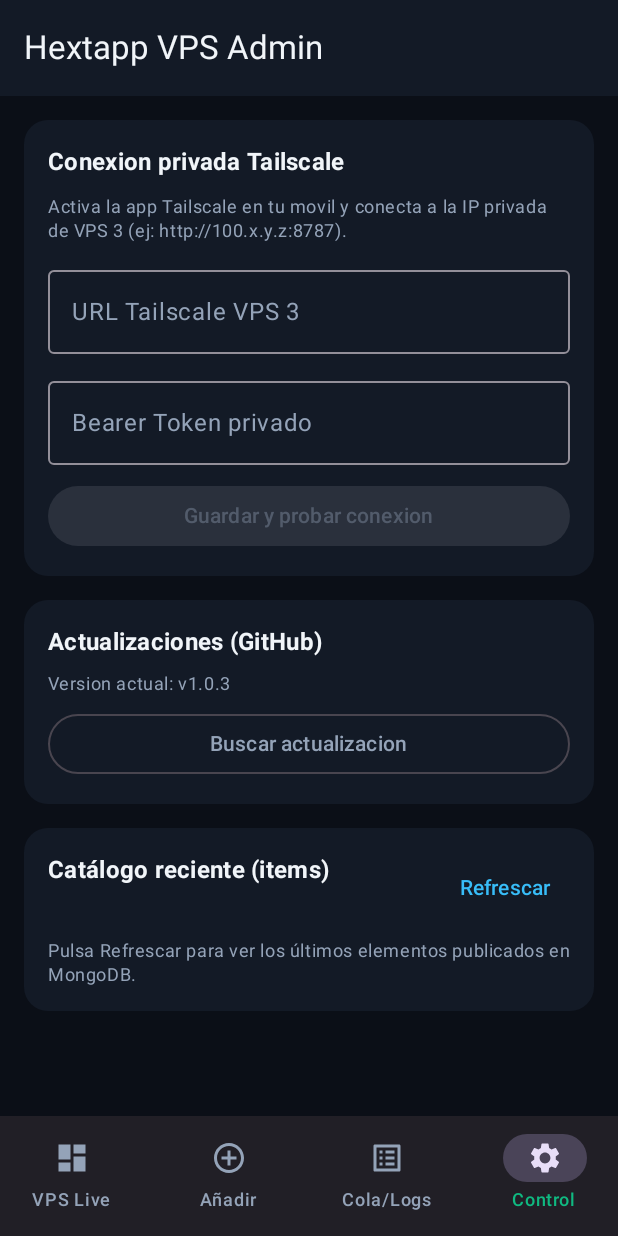
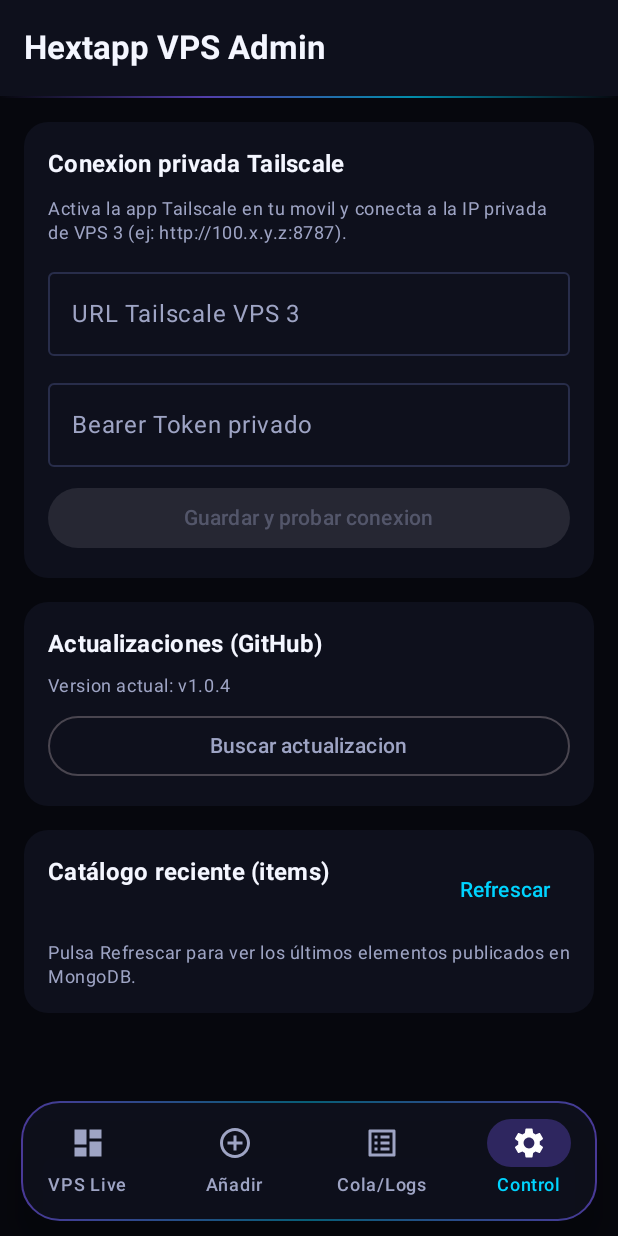
Before and after one commit to rakkio/hextapp-vps-admin, an Android app built with Jetpack Compose: the screen it shows after launch (MainActivity), on a phone screen of 412 x 824 dp. Run offline under Robolectric (Android 15) with nearby library versions, the phone set to English and light mode, and no system bars.

Commit message:
feat(ui): Cyber-Glass HUD, auto-refresh toggle, node Repack NX6R action (v1.0.4)

```diff
--- a/app/build.gradle.kts
+++ b/app/build.gradle.kts
@@ -21,8 +21,8 @@ android {
         applicationId = "com.hextapp.vpsadmin"
         minSdk = 26
         targetSdk = 35
-        versionCode = 4
-        versionName = "1.0.3"
+        versionCode = 5
+        versionName = "1.0.4"
         buildConfigField("String", "GITHUB_REPO", "\"rakkio/hextapp-vps-admin\"")
     }
 
--- a/app/src/main/java/com/hextapp/vpsadmin/MainActivity.kt
+++ b/app/src/main/java/com/hextapp/vpsadmin/MainActivity.kt
@@ -3,20 +3,31 @@ package com.hextapp.vpsadmin
 import android.os.Bundle
 import androidx.activity.ComponentActivity
 import androidx.activity.compose.setContent
+import androidx.compose.foundation.BorderStroke
+import androidx.compose.foundation.background
 import androidx.compose.foundation.layout.Arrangement
+import androidx.compose.foundation.layout.Box
 import androidx.compose.foundation.layout.Column
 import androidx.compose.foundation.layout.fillMaxSize
 import androidx.compose.foundation.layout.fillMaxWidth
+import androidx.compose.foundation.layout.height
+import androidx.compose.foundation.layout.navigationBarsPadding
 import androidx.compose.foundation.layout.padding
+import androidx.compose.foundation.shape.RoundedCornerShape
 import androidx.compose.material.icons.Icons
 import androidx.compose.material.icons.filled.AddCircleOutline
 import androidx.compose.material.icons.filled.Dashboard
 import androidx.compose.material.icons.filled.ListAlt
+import androidx.compose.material.icons.filled.PauseCircleOutline
+import androidx.compose.material.icons.filled.PlayCircleOutline
 import androidx.compose.material.icons.filled.Refresh
 import androidx.compose.material.icons.filled.Settings
 import androidx.compose.material3.*
 import androidx.compose.runtime.*
 import androidx.compose.ui.Modifier
+import androidx.compose.ui.graphics.Brush
+import androidx.compose.ui.graphics.Color
+import androidx.compose.ui.text.font.FontWeight
 import androidx.compose.ui.unit.dp
 import androidx.lifecycle.viewmodel.compose.viewModel
 import com.hextapp.vpsadmin.ui.VpsViewModel
@@ -24,8 +35,10 @@ import com.hextapp.vpsadmin.ui.screens.AddJobScreen
 import com.hextapp.vpsadmin.ui.screens.ControlScreen
 import com.hextapp.vpsadmin.ui.screens.LogsQueueScreen
 import com.hextapp.vpsadmin.ui.screens.MonitorScreen
+import com.hextapp.vpsadmin.ui.theme.AccentPurple
 import com.hextapp.vpsadmin.ui.theme.DangerRed
 import com.hextapp.vpsadmin.ui.theme.HextappVpsAdminTheme
+import com.hextapp.vpsadmin.ui.theme.PrimaryCyan
 import com.hextapp.vpsadmin.ui.theme.SecondaryEmerald
 
 class MainActivity : ComponentActivity() {
@@ -49,45 +62,112 @@ private fun VpsAdminRoot(vm: VpsViewModel = viewModel()) {
         if (!state.config.isConfigured) tab = 3
     }
 
+    val nodes = state.status?.nodes.orEmpty()
+    val onlineCount = nodes.count { it.status == "online" }
+
     Scaffold(
         topBar = {
+            Column {
                 TopAppBar(
-                title = { Text("Hextapp VPS Admin") },
+                    colors = TopAppBarDefaults.topAppBarColors(
+                        containerColor = MaterialTheme.colorScheme.surface,
+                    ),
+                    title = {
+                        Column {
+                            Text("Hextapp VPS Admin", fontWeight = FontWeight.Bold)
+                            if (state.config.isConfigured) {
+                                Text(
+                                    text = "$onlineCount/${nodes.size.coerceAtLeast(3)} nodos online • ${if (state.autoRefreshEnabled) "Auto 5s" else "Pausado"}",
+                                    style = MaterialTheme.typography.labelSmall,
+                                    color = if (onlineCount > 0) SecondaryEmerald else PrimaryCyan,
+                                )
+                            }
+                        }
+                    },
                     actions = {
                         if (state.config.isConfigured) {
+                            IconButton(onClick = { vm.toggleAutoRefresh() }) {
+                                Icon(
+                                    imageVector = if (state.autoRefreshEnabled) Icons.Default.PauseCircleOutline else Icons.Default.PlayCircleOutline,
+                                    contentDescription = "Auto-refresh",
+                                    tint = if (state.autoRefreshEnabled) SecondaryEmerald else MaterialTheme.colorScheme.onSurfaceVariant,
+                                )
+                            }
                             IconButton(onClick = { vm.refreshNow() }) {
-                            Icon(Icons.Default.Refresh, contentDescription = "Actualizar")
+                                Icon(Icons.Default.Refresh, contentDescription = "Actualizar", tint = PrimaryCyan)
                             }
                         }
                     },
                 )
+                Box(
+                    modifier = Modifier
+                        .fillMaxWidth()
+                        .height(1.dp)
+                        .background(
+                            Brush.horizontalGradient(
+                                listOf(Color.Transparent, AccentPurple.copy(alpha = 0.65f), PrimaryCyan.copy(alpha = 0.65f), Color.Transparent)
+                            )
+                        )
+                )
+            }
         },
         bottomBar = {
-            NavigationBar {
+            Box(
+                modifier = Modifier
+                    .fillMaxWidth()
+                    .navigationBarsPadding()
+                    .padding(horizontal = 14.dp, vertical = 10.dp)
+            ) {
+                Surface(
+                    shape = RoundedCornerShape(26.dp),
+                    color = MaterialTheme.colorScheme.surface.copy(alpha = 0.96f),
+                    tonalElevation = 8.dp,
+                    shadowElevation = 12.dp,
+                    border = BorderStroke(
+                        1.dp,
+                        Brush.horizontalGradient(
+                            listOf(AccentPurple.copy(alpha = 0.55f), PrimaryCyan.copy(alpha = 0.4f), AccentPurple.copy(alpha = 0.55f))
+                        )
+                    ),
+                ) {
+                    NavigationBar(containerColor = Color.Transparent, tonalElevation = 0.dp) {
+                        val navColors = NavigationBarItemDefaults.colors(
+                            selectedIconColor = Color.White,
+                            selectedTextColor = PrimaryCyan,
+                            indicatorColor = AccentPurple.copy(alpha = 0.30f),
+                            unselectedIconColor = MaterialTheme.colorScheme.onSurfaceVariant,
+                            unselectedTextColor = MaterialTheme.colorScheme.onSurfaceVariant,
+                        )
                         NavigationBarItem(
                             selected = tab == 0,
+                            colors = navColors,
                             onClick = { tab = 0 },
                             icon = { Icon(Icons.Default.Dashboard, contentDescription = null) },
                             label = { Text("VPS Live") },
                         )
                         NavigationBarItem(
                             selected = tab == 1,
+                            colors = navColors,
                             onClick = { tab = 1 },
                             icon = { Icon(Icons.Default.AddCircleOutline, contentDescription = null) },
                             label = { Text("Añadir") },
                         )
                         NavigationBarItem(
                             selected = tab == 2,
+                            colors = navColors,
                             onClick = { tab = 2 },
                             icon = { Icon(Icons.Default.ListAlt, contentDescription = null) },
                             label = { Text("Cola/Logs") },
                         )
                         NavigationBarItem(
                             selected = tab == 3,
+                            colors = navColors,
                             onClick = { tab = 3 },
                             icon = { Icon(Icons.Default.Settings, contentDescription = null) },
                             label = { Text("Control") },
                         )
+                    }
+                }
             }
         },
     ) { padding ->
@@ -124,6 +204,7 @@ private fun VpsAdminRoot(vm: VpsViewModel = viewModel()) {
                     onRunAll = vm::runAllVps,
                     onPurgeAll = vm::purgeAllStalled,
                     onClearFailedDb = { vm.clearFailedSeen("vps1") },
+                    onRepackNx6r = vm::repackNx6r,
                 )
                 1 -> AddJobScreen(
                     isSubmitting = state.isSubmitting,
--- a/app/src/main/java/com/hextapp/vpsadmin/ui/VpsViewModel.kt
+++ b/app/src/main/java/com/hextapp/vpsadmin/ui/VpsViewModel.kt
@@ -37,6 +37,7 @@ data class DashboardUiState(
     val hasSearched: Boolean = false,
     val catalogItems: List<CatalogItem> = emptyList(),
     val isLoadingCatalog: Boolean = false,
+    val autoRefreshEnabled: Boolean = true,
 )
 
 class VpsViewModel(application: Application) : AndroidViewModel(application) {
@@ -61,11 +62,15 @@ class VpsViewModel(application: Application) : AndroidViewModel(application) {
             while (isActive) {
                 delay(5000)
                 val cfg = _uiState.value.config
-                if (cfg.isConfigured && !_uiState.value.isLoading) {
+                if (cfg.isConfigured && _uiState.value.autoRefreshEnabled && !_uiState.value.isLoading) {
                     refreshSilent(cfg)
                 }
             }
         }
+    }
+
+    fun toggleAutoRefresh() {
+        _uiState.update { it.copy(autoRefreshEnabled = !it.autoRefreshEnabled) }
     }
 
     fun clearMessages() {
--- a/app/src/main/java/com/hextapp/vpsadmin/ui/theme/Theme.kt
+++ b/app/src/main/java/com/hextapp/vpsadmin/ui/theme/Theme.kt
@@ -5,23 +5,26 @@ import androidx.compose.material3.darkColorScheme
 import androidx.compose.runtime.Composable
 import androidx.compose.ui.graphics.Color
 
-val BgDark = Color(0xFF0B0F17)
-val SurfaceDark = Color(0xFF131A26)
-val SurfaceVariantDark = Color(0xFF1C2536)
-val PrimaryCyan = Color(0xFF38BDF8)
-val SecondaryEmerald = Color(0xFF10B981)
+val BgDark = Color(0xFF06070D)
+val SurfaceDark = Color(0xFF0E101C)
+val SurfaceVariantDark = Color(0xFF151829)
+val OutlineGlass = Color(0xFF282D4A)
+val PrimaryCyan = Color(0xFF00D4FF)
+val AccentPurple = Color(0xFF7B5CFF)
+val SecondaryEmerald = Color(0xFF00E5B0)
 val WarningAmber = Color(0xFFF59E0B)
-val DangerRed = Color(0xFFEF4444)
-val TextPrimary = Color(0xFFF1F5F9)
-val TextMuted = Color(0xFF94A3B8)
+val DangerRed = Color(0xFFE54868)
+val TextPrimary = Color(0xFFF4F6FF)
+val TextMuted = Color(0xFF9EA4C4)
 
 private val DarkColors = darkColorScheme(
     primary = PrimaryCyan,
     secondary = SecondaryEmerald,
-    tertiary = WarningAmber,
+    tertiary = AccentPurple,
     background = BgDark,
     surface = SurfaceDark,
     surfaceVariant = SurfaceVariantDark,
+    outline = OutlineGlass,
     error = DangerRed,
     onPrimary = Color(0xFF001E2E),
     onBackground = TextPrimary,
```
Also changed, not shown: app/src/main/java/com/hextapp/vpsadmin/ui/screens/MonitorScreen.kt (+20 -1 lines). Lines whose indentation alone changed are shown as unchanged.
